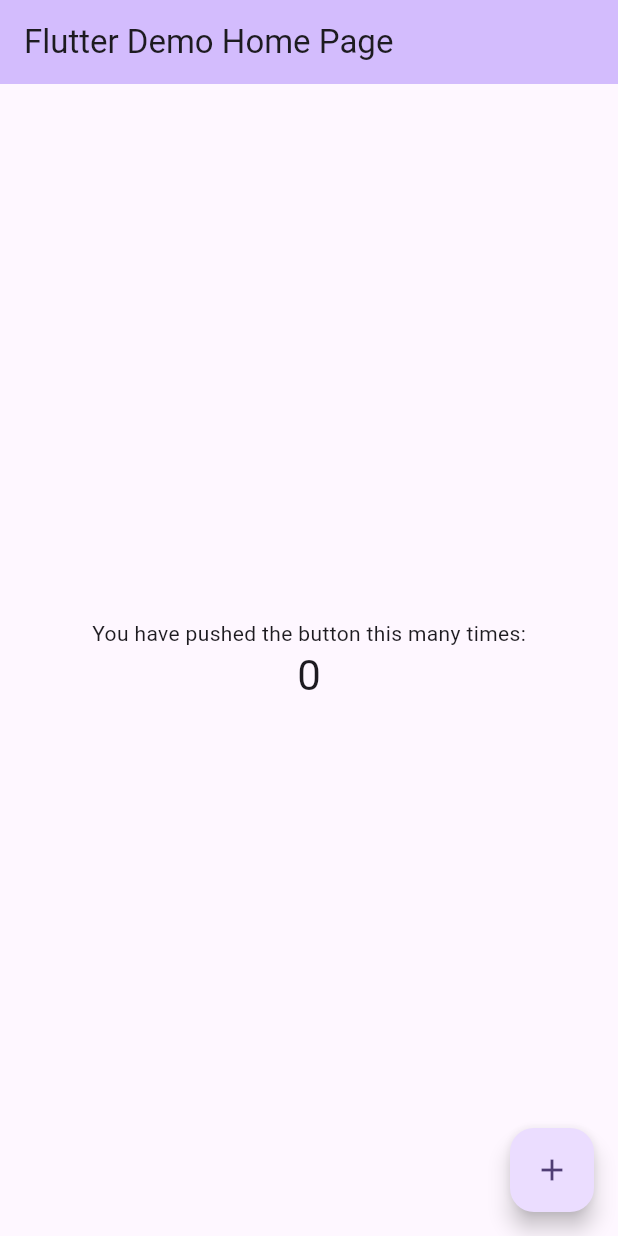
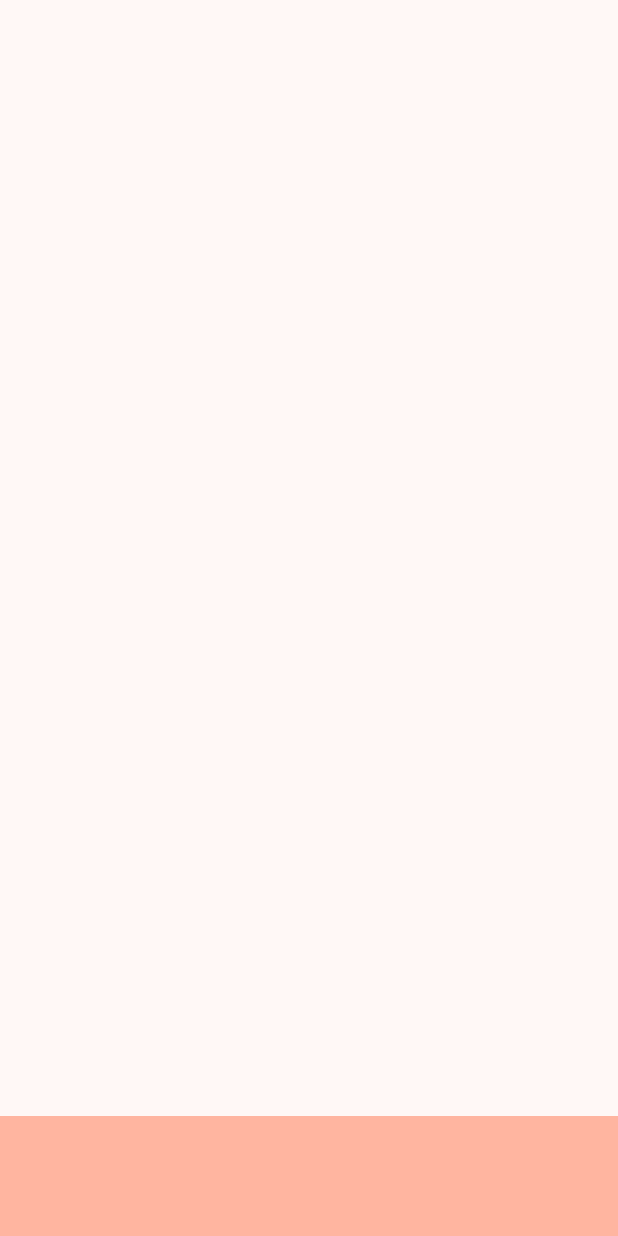
Before and after one commit to YthingLLC/ything_radio, a Flutter app: the screen it shows after launch, on a phone screen of 412 x 824 dp. Run offline on Flutter 3.47's test engine with Material 3 defaults, Android fonts, the phone set to English and light mode, and no system bars.

Commit message:
now with bottom app bar

```diff
--- a/lib/HomePage.dart
+++ b/lib/HomePage.dart
@@ -1,89 +1,16 @@
 import 'package:flutter/material.dart';
 
-class HomePage extends StatefulWidget {
+class HomePage extends StatelessWidget {
   const HomePage({super.key, required this.title});
-
-  // This widget is the home page of your application. It is stateful, meaning
-  // that it has a State object (defined below) that contains fields that affect
-  // how it looks.
-
-  // This class is the configuration for the state. It holds the values (in this
-  // case the title) provided by the parent (in this case the App widget) and
-  // used by the build method of the State. Fields in a Widget subclass are
-  // always marked "final".
 
   final String title;
 
   @override
-  State<HomePage> createState() => _HomePageState();
-}
-
-class _HomePageState extends State<HomePage> {
-  int _counter = 0;
-
-  void _incrementCounter() {
-    setState(() {
-      // This call to setState tells the Flutter framework that something has
-      // changed in this State, which causes it to rerun the build method below
-      // so that the display can reflect the updated values. If we changed
-      // _counter without calling setState(), then the build method would not be
-      // called again, and so nothing would appear to happen.
-      _counter++;
-    });
-  }
-
-  @override
   Widget build(BuildContext context) {
-    // This method is rerun every time setState is called, for instance as done
-    // by the _incrementCounter method above.
-    //
-    // The Flutter framework has been optimized to make rerunning build methods
-    // fast, so that you can just rebuild anything that needs updating rather
-    // than having to individually change instances of widgets.
     return Scaffold(
-      appBar: AppBar(
-        // TRY THIS: Try changing the color here to a specific color (to
-        // Colors.amber, perhaps?) and trigger a hot reload to see the AppBar
-        // change color while the other colors stay the same.
-        backgroundColor: Theme.of(context).colorScheme.inversePrimary,
-        // Here we take the value from the MyHomePage object that was created by
-        // the App.build method, and use it to set our appbar title.
-        title: Text(widget.title),
+      bottomNavigationBar: BottomAppBar(
+        color: Theme.of(context).colorScheme.inversePrimary,
       ),
-      body: Center(
-        // Center is a layout widget. It takes a single child and positions it
-        // in the middle of the parent.
-        child: Column(
-          // Column is also a layout widget. It takes a list of children and
-          // arranges them vertically. By default, it sizes itself to fit its
-          // children horizontally, and tries to be as tall as its parent.
-          //
-          // Column has various properties to control how it sizes itself and
-          // how it positions its children. Here we use mainAxisAlignment to
-          // center the children vertically; the main axis here is the vertical
-          // axis because Columns are vertical (the cross axis would be
-          // horizontal).
-          //
-          // TRY THIS: Invoke "debug painting" (choose the "Toggle Debug Paint"
-          // action in the IDE, or press "p" in the console), to see the
-          // wireframe for each widget.
-          mainAxisAlignment: MainAxisAlignment.center,
-          children: <Widget>[
-            const Text(
-              'You have pushed the button this many times:',
-            ),
-            Text(
-              '$_counter',
-              style: Theme.of(context).textTheme.headlineMedium,
-            ),
-          ],
-        ),
-      ),
-      floatingActionButton: FloatingActionButton(
-        onPressed: _incrementCounter,
-        tooltip: 'Increment',
-        child: const Icon(Icons.add),
-      ), // This trailing comma makes auto-formatting nicer for build methods.
     );
   }
 }
--- a/lib/YthingRadio.dart
+++ b/lib/YthingRadio.dart
@@ -9,27 +9,12 @@
   @override
   Widget build(BuildContext context) {
     return MaterialApp(
-      title: 'Flutter Demo',
+      title: 'Ything Radio',
       theme: ThemeData(
-        // This is the theme of your application.
-        //
-        // TRY THIS: Try running your application with "flutter run". You'll see
-        // the application has a purple toolbar. Then, without quitting the app,
-        // try changing the seedColor in the colorScheme below to Colors.green
-        // and then invoke "hot reload" (save your changes or press the "hot
-        // reload" button in a Flutter-supported IDE, or press "r" if you used
-        // the command line to start the app).
-        //
-        // Notice that the counter didn't reset back to zero; the application
-        // state is not lost during the reload. To reset the state, use hot
-        // restart instead.
-        //
-        // This works for code too, not just values: Most code changes can be
-        // tested with just a hot reload.
-        colorScheme: ColorScheme.fromSeed(seedColor: Colors.deepPurple),
+        colorScheme: ColorScheme.fromSeed(seedColor: Colors.deepOrange),
         useMaterial3: true,
       ),
-      home: const HomePage(title: 'Flutter Demo Home Page'),
+      home: const HomePage(title: 'Ything Radio'),
     );
   }
 }
```
